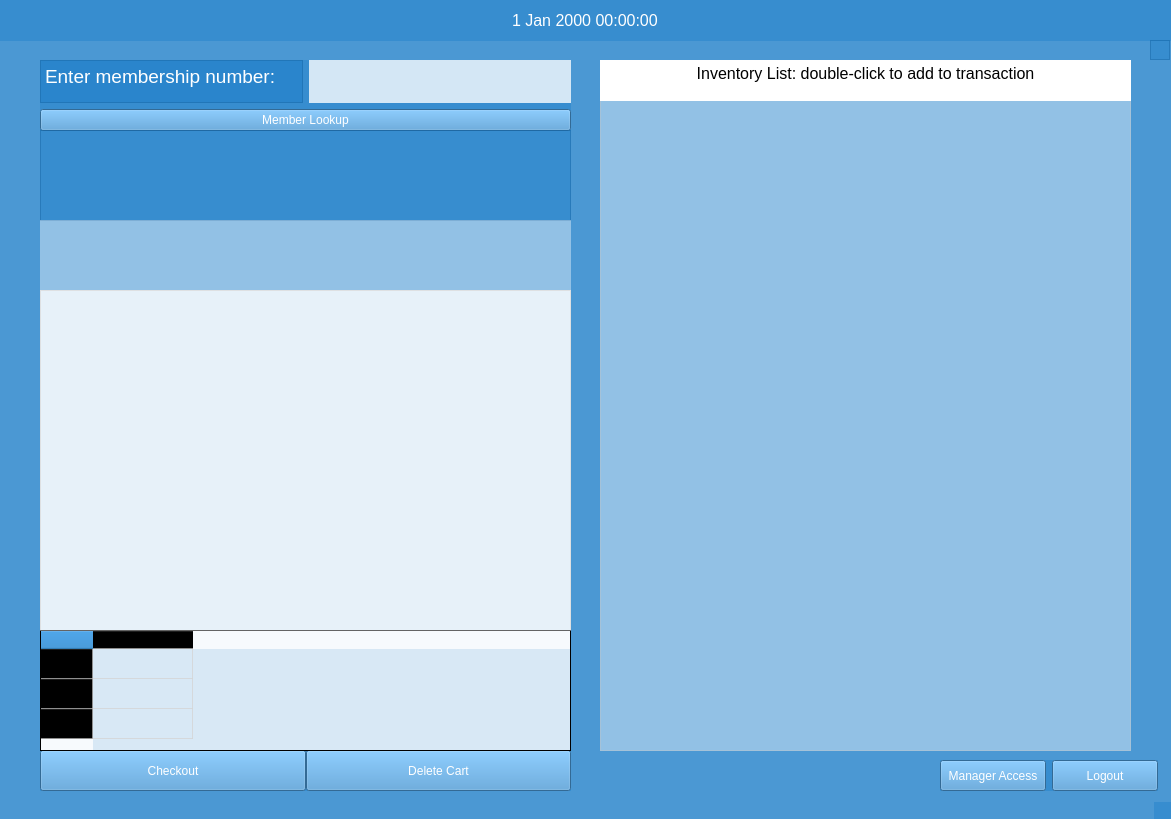
The window that mainwindow.ui (rbalta/BulkClubProject) describes before a commit, drawn with Qt 5.
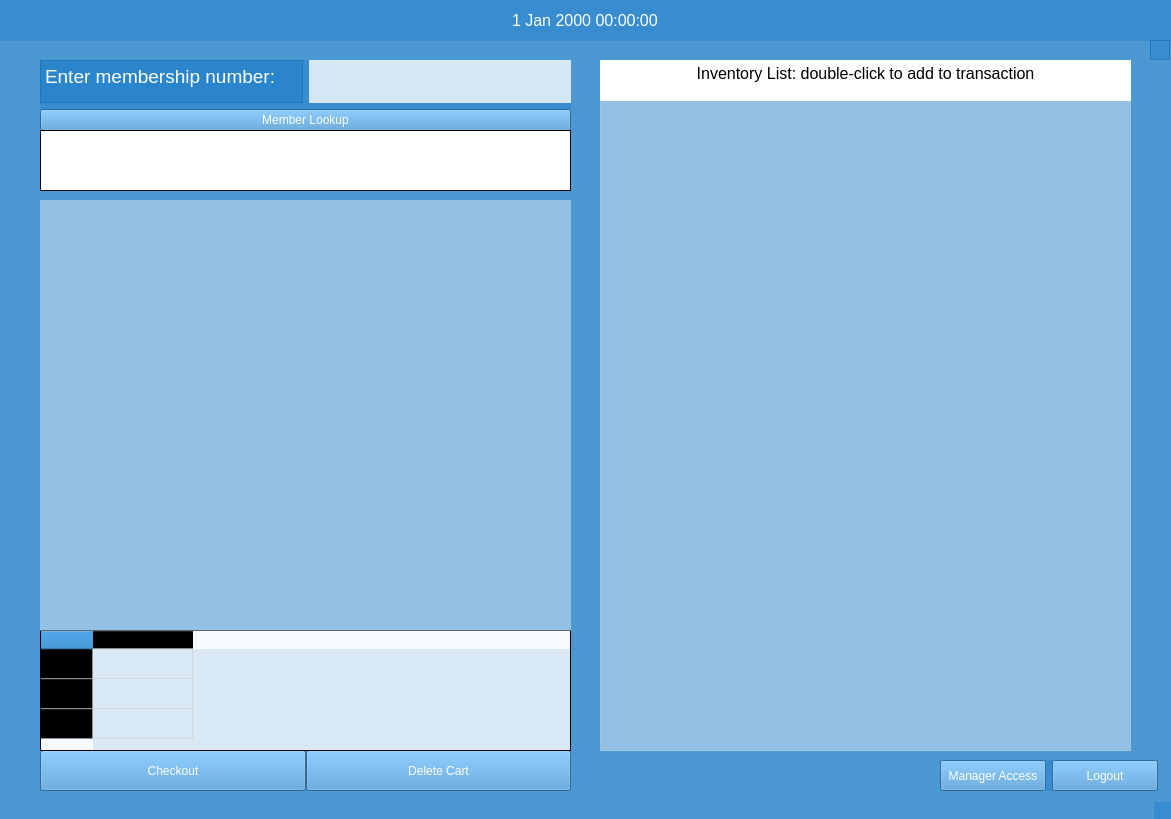
The same window after the commit.

Patch:
```diff
--- a/mainwindow.ui
+++ b/mainwindow.ui
@@ -257,40 +257,6 @@
      </item>
     </layout>
    </widget>
-   <widget class="QTableView" name="tableView_2">
-    <property name="geometry">
-     <rect>
-      <x>40</x>
-      <y>290</y>
-      <width>531</width>
-      <height>341</height>
-     </rect>
-    </property>
-    <property name="styleSheet">
-     <string notr="true">font: 12pt &quot;Segoe UI&quot;;
-background-color: rgba(255, 255, 255, 200);
-color: rgb(0, 0, 0);
-</string>
-    </property>
-    <property name="sizeAdjustPolicy">
-     <enum>QAbstractScrollArea::AdjustToContents</enum>
-    </property>
-    <property name="editTriggers">
-     <set>QAbstractItemView::NoEditTriggers</set>
-    </property>
-    <property name="showGrid">
-     <bool>false</bool>
-    </property>
-    <property name="gridStyle">
-     <enum>Qt::SolidLine</enum>
-    </property>
-    <property name="sortingEnabled">
-     <bool>false</bool>
-    </property>
-    <property name="wordWrap">
-     <bool>false</bool>
-    </property>
-   </widget>
    <widget class="QDateTimeEdit" name="dateTimeEdit">
     <property name="geometry">
      <rect>
@@ -328,7 +294,7 @@
       <x>40</x>
       <y>130</y>
       <width>531</width>
-      <height>91</height>
+      <height>61</height>
      </rect>
     </property>
     <property name="sizePolicy">
@@ -338,8 +304,15 @@
      </sizepolicy>
     </property>
     <property name="styleSheet">
-     <string notr="true">color: rgb(255, 255, 255);
-font: 14pt &quot;Segoe UI&quot;;</string>
+     <string notr="true">color: rgb(0, 0, 0);
+font: 14pt &quot;Segoe UI&quot;;
+background-color: rgb(255, 255, 255);</string>
+    </property>
+    <property name="frameShape">
+     <enum>QFrame::Box</enum>
+    </property>
+    <property name="frameShadow">
+     <enum>QFrame::Plain</enum>
     </property>
     <property name="editTriggers">
      <set>QAbstractItemView::NoEditTriggers</set>
@@ -472,9 +445,9 @@
     <property name="geometry">
      <rect>
       <x>40</x>
-      <y>220</y>
+      <y>200</y>
       <width>531</width>
-      <height>411</height>
+      <height>431</height>
      </rect>
     </property>
     <property name="styleSheet">
@@ -485,6 +458,9 @@
     <property name="frameShape">
      <enum>QFrame::NoFrame</enum>
     </property>
+    <property name="frameShadow">
+     <enum>QFrame::Plain</enum>
+    </property>
     <property name="editTriggers">
      <set>QAbstractItemView::DoubleClicked</set>
     </property>
```
Left out of the diff: 3 changed lines with no effect on the pictures.
